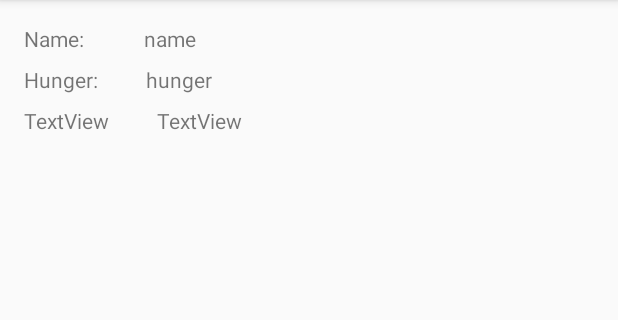
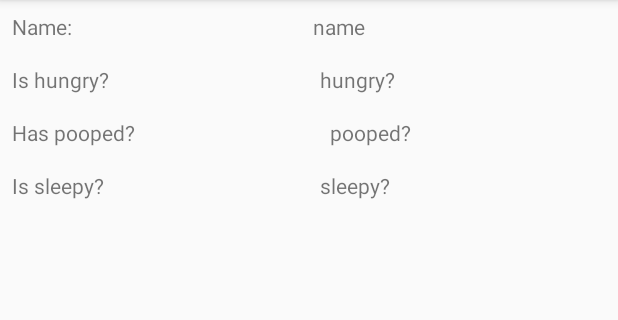
Before and after one commit to MatthiasPL/Loopet, an Android app: the screen it shows after launch (MainActivity), on a phone screen of 412 x 824 dp, the part 84-404 px from its top. Run offline under Robolectric (Android 15) with nearby library versions, the phone set to English and light mode, and no system bars; libraries missing offline, so code that uses them is left out: xdroid.toaster.

Commit message:
added few new variables (you have to get 3 alerts to get one care mistake) updated game engine (increasing hunger and poop value over time, making creature sleepy)

```diff
--- a/app/src/main/res/layout/activity_main.xml
+++ b/app/src/main/res/layout/activity_main.xml
@@ -1,53 +1,62 @@
 <?xml version="1.0" encoding="utf-8"?>
-<androidx.constraintlayout.widget.ConstraintLayout
+<LinearLayout
         xmlns:android="http://schemas.android.com/apk/res/android"
         xmlns:tools="http://schemas.android.com/tools"
         xmlns:app="http://schemas.android.com/apk/res-auto"
         android:layout_width="match_parent"
         android:layout_height="match_parent"
-        tools:context=".MainActivity">
+        tools:context=".MainActivity" android:orientation="vertical">
 
+    <LinearLayout
+            android:orientation="horizontal"
+            android:layout_width="match_parent"
+            android:layout_height="wrap_content" android:layout_margin="8dp">
         <TextView
                 android:text="Name:"
                 android:layout_width="wrap_content"
-            android:layout_height="wrap_content"
-            android:id="@+id/textView"
-            app:layout_constraintStart_toStartOf="parent"
-            android:layout_marginStart="16dp" android:layout_marginTop="16dp"
-            app:layout_constraintTop_toTopOf="parent"/>
-    <TextView
-            android:text="Hunger:"
-            android:layout_width="wrap_content"
-            android:layout_height="wrap_content"
-            android:id="@+id/textView2" android:layout_marginTop="8dp"
-            app:layout_constraintTop_toBottomOf="@+id/textView" app:layout_constraintStart_toStartOf="parent"
-            android:layout_marginStart="16dp"/>
-    <TextView
-            android:text="TextView"
-            android:layout_width="wrap_content"
-            android:layout_height="wrap_content"
-            android:id="@+id/textView3" android:layout_marginTop="8dp"
-            app:layout_constraintTop_toBottomOf="@+id/textView2" app:layout_constraintStart_toStartOf="parent"
-            android:layout_marginStart="16dp"/>
+                android:layout_height="wrap_content" android:id="@+id/textView" android:layout_weight="1"/>
         <TextView
                 android:text="name"
                 android:layout_width="wrap_content"
-            android:layout_height="19dp"
-            android:id="@+id/tvName" app:layout_constraintStart_toEndOf="@+id/textView"
-            android:layout_marginStart="40dp" android:layout_marginTop="16dp"
-            app:layout_constraintTop_toTopOf="parent"/>
+                android:layout_height="wrap_content" android:id="@+id/tvName" android:layout_weight="1"/>
+    </LinearLayout>
+    <LinearLayout
+            android:orientation="horizontal"
+            android:layout_width="match_parent"
+            android:layout_height="wrap_content" android:layout_margin="8dp">
         <TextView
-            android:text="hunger"
                 android:layout_width="wrap_content"
-            android:layout_height="wrap_content"
-            android:id="@+id/tvHunger" app:layout_constraintStart_toEndOf="@+id/textView2"
-            android:layout_marginStart="32dp" android:layout_marginTop="8dp"
-            app:layout_constraintTop_toBottomOf="@+id/tvName"/>
+                android:layout_height="wrap_content" android:id="@+id/textView3" android:layout_weight="1"
+                android:text="Is hungry?"/>
         <TextView
-            android:text="TextView"
+                android:text="hungry?"
                 android:layout_width="wrap_content"
-            android:layout_height="wrap_content"
-            android:id="@+id/textView6" app:layout_constraintStart_toEndOf="@+id/textView3"
-            android:layout_marginStart="32dp" android:layout_marginTop="8dp"
-            app:layout_constraintTop_toBottomOf="@+id/tvHunger"/>
-</androidx.constraintlayout.widget.ConstraintLayout>
+                android:layout_height="wrap_content" android:id="@+id/tvHungry" android:layout_weight="1"/>
+    </LinearLayout>
+    <LinearLayout
+            android:orientation="horizontal"
+            android:layout_width="match_parent"
+            android:layout_height="wrap_content" android:layout_margin="8dp">
+        <TextView
+                android:text="Has pooped?"
+                android:layout_width="wrap_content"
+                android:layout_height="wrap_content" android:id="@+id/textView5" android:layout_weight="1"/>
+        <TextView
+                android:text="pooped?"
+                android:layout_width="wrap_content"
+                android:layout_height="wrap_content" android:id="@+id/tvPoop" android:layout_weight="1"/>
+    </LinearLayout>
+    <LinearLayout
+            android:orientation="horizontal"
+            android:layout_width="match_parent"
+            android:layout_height="wrap_content" android:layout_margin="8dp">
+        <TextView
+                android:text="Is sleepy?"
+                android:layout_width="wrap_content"
+                android:layout_height="wrap_content" android:id="@+id/textView7" android:layout_weight="1"/>
+        <TextView
+                android:text="sleepy?"
+                android:layout_width="wrap_content"
+                android:layout_height="wrap_content" android:id="@+id/tvSleepy" android:layout_weight="1"/>
+    </LinearLayout>
+</LinearLayout>
```
Also changed, not shown: app/src/main/java/com/loopmoth/loopet/MainActivity.kt (+10 -6 lines), app/src/main/java/com/loopmoth/loopet/creatures/CurrentCreature.kt (+37 -4 lines), app/src/main/java/com/loopmoth/loopet/game/GameEngine.kt (deleted, +0 -112 lines), app/src/main/java/com/loopmoth/loopet/game/services/GameEngine.kt (+90 -15 lines), app/src/main/java/com/loopmoth/loopet/interfaces/Creature.kt (+11 -2 lines). Lines whose indentation alone changed are shown as unchanged.
